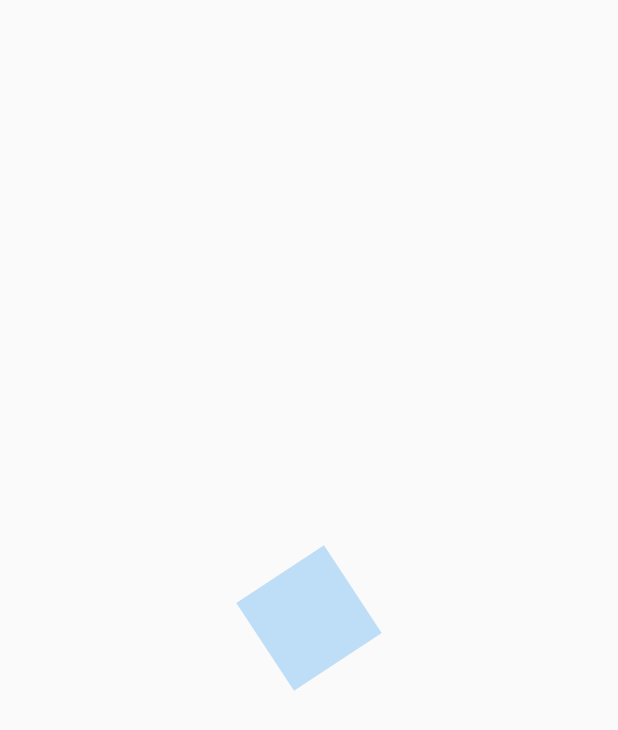
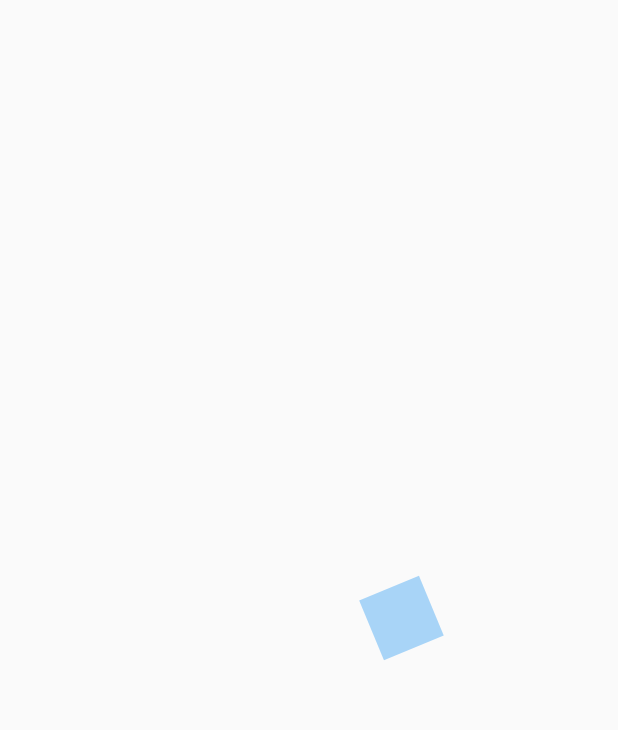
Before and after one commit to JeancarlosCarvajal/Disenos-personalizados-FLutter-Custom-Painters, a Flutter app: the first screen one second after launch, on a phone screen of 412 x 824 dp. Shown: the top 730 px of the screen. Run offline on Flutter 3.47's test engine with Material 2 defaults, Android fonts, the phone set to English and light mode, and no system bars.

Commit message:
Animaciones Listas II

```diff
--- a/lib/src/pages/animations_page.dart
+++ b/lib/src/pages/animations_page.dart
@@ -37,6 +37,12 @@ class _CuadradoAnimadoState extends State<CuadradoAnimado> with SingleTickerProv
   // controlar la opacidad
   late Animation<double> opacidad;
 
+  // mover
+  late Animation<double> moverDerecha;
+
+  // agrandar
+  late Animation<double> agrandar;
+
   //inicializat el objeto
   @override
   void initState() { // importante en el fulwidget
@@ -48,21 +54,33 @@ class _CuadradoAnimadoState extends State<CuadradoAnimado> with SingleTickerProv
       vsync: this, duration: const Duration(milliseconds: 4000)
     );
 
+    agrandar = Tween(begin: 0.0, end: 2.0).animate(
+      CurvedAnimation(parent: controller, curve: Curves.easeOut)
+    );
+
+    moverDerecha = Tween(begin: 0.0, end: 200.0).animate(
+      CurvedAnimation(parent: controller, curve: Curves.easeOut)
+    );
+
     // controllar la opacidad
-    opacidad = Tween(begin: 0.1, end: 1.0).animate(controller);
+    opacidad = Tween(begin: 0.1, end: 1.0).animate(
+      CurvedAnimation(parent: controller, curve: Curves.easeOut)
+    );
 
     // hacer la rotacion. el controller es el que manda a la animacion
     // rotation = Tween(begin: 0.0, end: 2 * Math.pi ).animate(controller);
     rotation = Tween(begin: 0.0, end: 2 * Math.pi ).animate(
-      CurvedAnimation(parent: controller, curve: Curves.easeInOutBack)
+      // CurvedAnimation(parent: controller, curve: Curves.easeInOutBack)
+      CurvedAnimation(parent: controller, curve: const Interval(0.0, 0.25, curve: Curves.easeOut))
     );
 
     // siempre en el init state se debe colocar los listener
     controller.addListener(() {
       print('jean: Status: ${controller.status}');
       if(controller.status == AnimationStatus.completed){
-        controller.reverse();
-        // controller.reset();
+        // controller.repeat();
+        // controller.reverse();
+        controller.reset();
       }
       // else if(controller.status == AnimationStatus.dismissed){
       //   controller.forward();
@@ -85,19 +103,30 @@ class _CuadradoAnimadoState extends State<CuadradoAnimado> with SingleTickerProv
   Widget build(BuildContext context) {
     // para reproducir
     controller.forward();
+    // controller.reset();
     // controller.repeat(); // repite por la eternidad
+    // print('jean: Opacidad: ${opacidad.status}');
+    // print('jean: Rotation: ${rotation.status}');
     return AnimatedBuilder(
       animation: controller,
       child: const _Rectangulo(), // otra opcion 1
       builder: (BuildContext context, Widget? childRectangulo) {
-        print('jean: ${rotation.value}');
-        return  Transform.rotate(
+        // print('jean: ${rotation.value}');
+        // print('jean: Opacidad: ${opacidad.value}');
+        // print('jean: Rotation: ${rotation.value}');
+        return  Transform.translate(
+          offset: Offset(moverDerecha.value, 0),
+          child: Transform.rotate(
             angle: rotation.value,
             // child: child, // otra opcion 1
             child: Opacity(
               opacity: opacidad.value,
+              child: Transform.scale(
+                scale: agrandar.value,
                 child: childRectangulo
               )
+            )
+          ),
         );
       },
     );
```
Lines whose indentation alone changed are shown as unchanged.
